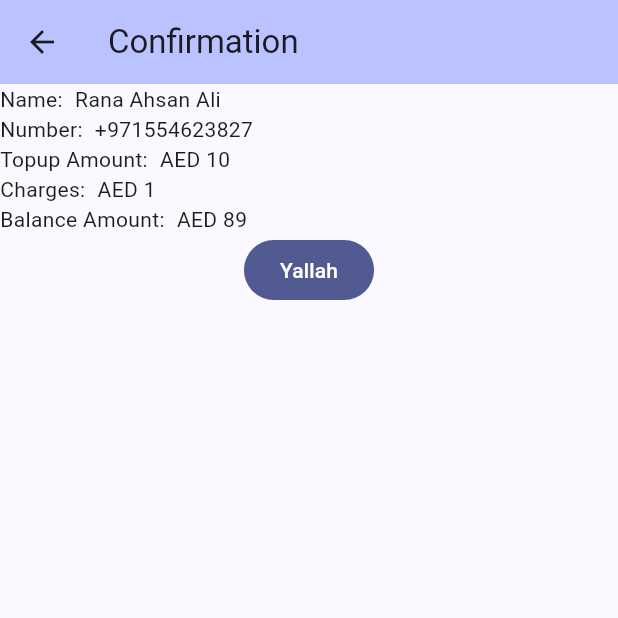
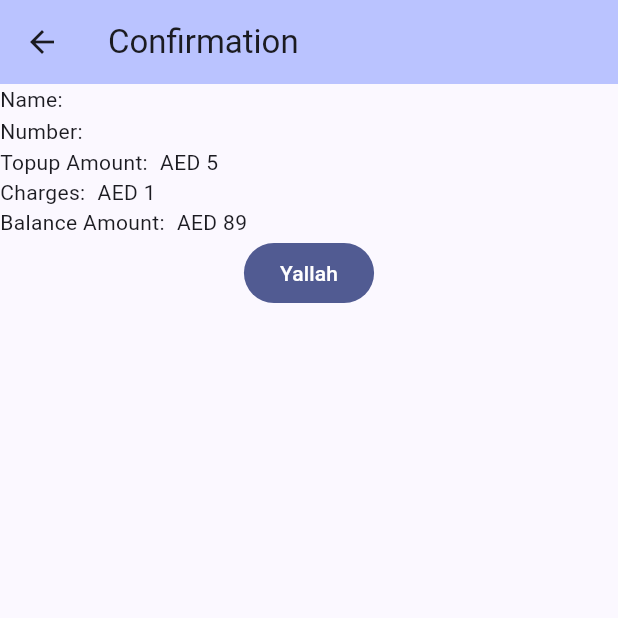
Before and after one commit to RanaAli/Flutter-Mobile-Recharge-App, a Flutter app: the AmountSelectionPage screen opened directly with empty values, after a tap on "Next", on a phone screen of 412 x 824 dp, the top half of it. Run offline on Flutter 3.47's test engine with Material 3 defaults, Android fonts, the phone set to English and light mode, and no system bars; our stand-ins replace carousel_slider, dio, pretty_dio_logger, sqflite; missing offline and left inert: http_mock_adapter; accounts and stored records are empty.

Commit message:
Pass data to confirmation Screen

```diff
--- a/lib/navigation/routes.dart
+++ b/lib/navigation/routes.dart
@@ -2,6 +2,8 @@ import 'package:flutter/material.dart';
 import 'package:mobile_recharge_app/data/db/db_models/model_beneficiary.dart';
 import 'package:mobile_recharge_app/presentation/screens/screen_add_beneficiary/add_beneficiary_page.dart';
 import 'package:mobile_recharge_app/presentation/screens/screen_amount_selection/amount_selection_page.dart';
+import 'package:mobile_recharge_app/presentation/screens/screen_confirmation/confirmation_page.dart';
+import 'package:mobile_recharge_app/presentation/screens/screen_confirmation/model_confirmation_page.dart';
 
 void navigateToAmountSelection(BuildContext context, ModelBeneficiary ben) {
   Navigator.of(context).push(
@@ -12,3 +14,8 @@ void navigateToAddBeneficiary(BuildContext context) {
   Navigator.of(context).push(
       MaterialPageRoute(builder: (context) => const AddBeneficiaryPage()));
 }
+
+void navigateToConfirmation(BuildContext context, ModelConfirmationPage data) {
+  Navigator.of(context).push(
+      MaterialPageRoute(builder: (context) => ConfirmationPage(data: data)));
+}
--- a/lib/presentation/screens/screen_amount_selection/amount_selection_page.dart
+++ b/lib/presentation/screens/screen_amount_selection/amount_selection_page.dart
@@ -1,7 +1,9 @@
 import 'package:flutter/material.dart';
 import 'package:mobile_recharge_app/data/db/db_models/model_beneficiary.dart';
+import 'package:mobile_recharge_app/navigation/routes.dart';
+import 'package:mobile_recharge_app/presentation/screens/screen_amount_selection/widgets/amounts_enum.dart';
 import 'package:mobile_recharge_app/presentation/screens/screen_amount_selection/widgets/recharge_amounts_widget.dart';
-import 'package:mobile_recharge_app/presentation/screens/screen_confirmation/confirmation_page.dart';
+import 'package:mobile_recharge_app/presentation/screens/screen_confirmation/model_confirmation_page.dart';
 import 'package:mobile_recharge_app/presentation/ui_elements/text_styles.dart';
 
 class AmountSelectionPage extends StatefulWidget {
@@ -14,6 +16,8 @@ class AmountSelectionPage extends StatefulWidget {
 }
 
 class _AmountSelectionState extends State<AmountSelectionPage> {
+  AmountsEnum amountsEnum = AmountsEnum.five;
+
   @override
   Widget build(BuildContext context) {
     return Scaffold(
@@ -40,7 +44,9 @@ class _AmountSelectionState extends State<AmountSelectionPage> {
               ],
             ),
             const SizedBox(height: 8),
-            const RechargeAmountWidget(),
+            RechargeAmountWidget(callback: (value) {
+            amountsEnum = value;
+            },),
             const SizedBox(height: 8),
             const Column(
               children: [
@@ -50,10 +56,10 @@ class _AmountSelectionState extends State<AmountSelectionPage> {
             ),
             const SizedBox(height: 16),
             FilledButton(
-              onPressed: () {
-                Navigator.of(context).push(MaterialPageRoute(
-                    builder: (context) => const ConfirmationPage()));
-              },
+              onPressed: () => navigateToConfirmation(
+                  context,
+                  ModelConfirmationPage(
+                      beneficiary: widget.data, amountEnum: amountsEnum)),
               child: const Text("Next"),
             ),
           ],
--- a/lib/presentation/screens/screen_amount_selection/widgets/amounts_enum.dart
+++ b/lib/presentation/screens/screen_amount_selection/widgets/amounts_enum.dart
@@ -7,7 +7,7 @@ enum AmountsEnum {
   seventyFive('AED 75'),
   hundred('AED 100');
 
-  const AmountsEnum(this.text);
+  const AmountsEnum(this.value);
 
-  final String text;
+  final String value;
 }
--- a/lib/presentation/screens/screen_amount_selection/widgets/recharge_amounts_widget.dart
+++ b/lib/presentation/screens/screen_amount_selection/widgets/recharge_amounts_widget.dart
@@ -2,14 +2,16 @@ import 'package:flutter/material.dart';
 import 'package:mobile_recharge_app/presentation/screens/screen_amount_selection/widgets/amounts_enum.dart';
 
 class RechargeAmountWidget extends StatefulWidget {
-  const RechargeAmountWidget({super.key});
+  final Function(AmountsEnum) callback;
+
+  const RechargeAmountWidget({super.key, required this.callback});
 
   @override
   State<RechargeAmountWidget> createState() => _RechargeAmountWidgetState();
 }
 
 class _RechargeAmountWidgetState extends State<RechargeAmountWidget> {
-  AmountsEnum? _character = AmountsEnum.five;
+  AmountsEnum? selection = AmountsEnum.five;
 
   @override
   Widget build(BuildContext context) {
@@ -32,20 +34,21 @@ class _RechargeAmountWidgetState extends State<RechargeAmountWidget> {
         ListTile(
           onTap: () {
             setState(() {
-              _character = value;
+              selection = value;
             });
           },
           shape: RoundedRectangleBorder(
             side: const BorderSide(color: Colors.grey, width: 1),
             borderRadius: BorderRadius.circular(8),
           ),
-          title: Text(value.text),
+          title: Text(value.value),
           leading: Radio<AmountsEnum>(
             value: value,
-            groupValue: _character,
+            groupValue: selection,
             onChanged: (AmountsEnum? value) {
               setState(() {
-                _character = value;
+                widget.callback(value!);
+                selection = value;
               });
             },
           ),
--- a/lib/presentation/screens/screen_confirmation/confirmation_page.dart
+++ b/lib/presentation/screens/screen_confirmation/confirmation_page.dart
@@ -1,7 +1,10 @@
 import 'package:flutter/material.dart';
+import 'package:mobile_recharge_app/presentation/screens/screen_confirmation/model_confirmation_page.dart';
 
 class ConfirmationPage extends StatefulWidget {
-  const ConfirmationPage({super.key});
+  final ModelConfirmationPage data;
+
+  const ConfirmationPage({super.key, required this.data});
 
   @override
   State<StatefulWidget> createState() => _ConfirmationPage();
@@ -23,25 +26,25 @@ class _ConfirmationPage extends State<ConfirmationPage> {
     return Column(
       mainAxisSize: MainAxisSize.min,
       children: [
-        const Row(
+        Row(
           children: [
             Text("Name:"),
             SizedBox(width: 8),
-            Text("Rana Ahsan Ali"),
+            Text(widget.data.beneficiary.name),
           ],
         ),
-        const Row(
+        Row(
           children: [
             Text("Number:"),
             SizedBox(width: 8),
-            Text("+971554623827"),
+            Text(widget.data.beneficiary.phone),
           ],
         ),
-        const Row(
+        Row(
           children: [
             Text("Topup Amount:"),
             SizedBox(width: 8),
-            Text("AED 10"),
+            Text("${widget.data.amountEnum.value}"),
           ],
         ),
         const Row(
--- /dev/null
+++ b/lib/presentation/screens/screen_confirmation/model_confirmation_page.dart
@@ -0,0 +1,13 @@
+import 'package:mobile_recharge_app/data/db/db_models/model_beneficiary.dart';
+import 'package:mobile_recharge_app/presentation/screens/screen_amount_selection/widgets/amounts_enum.dart';
+
+class ModelConfirmationPage {
+  final ModelBeneficiary beneficiary;
+  final AmountsEnum amountEnum;
+
+  ModelConfirmationPage({
+    required this.beneficiary,
+    required this.amountEnum,
+  });
+
+}
```
